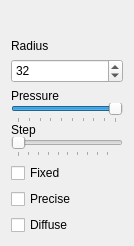
Old version of the form src/toolSettings/StampSettingsWidget.ui in the repository PhotoFlare/photoflare.
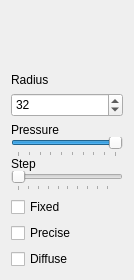
New version of the form.

```diff
--- a/src/toolSettings/StampSettingsWidget.ui
+++ b/src/toolSettings/StampSettingsWidget.ui
@@ -7,7 +7,7 @@
     <x>0</x>
     <y>0</y>
     <width>134</width>
-    <height>246</height>
+    <height>280</height>
    </rect>
   </property>
   <property name="windowTitle">
```
